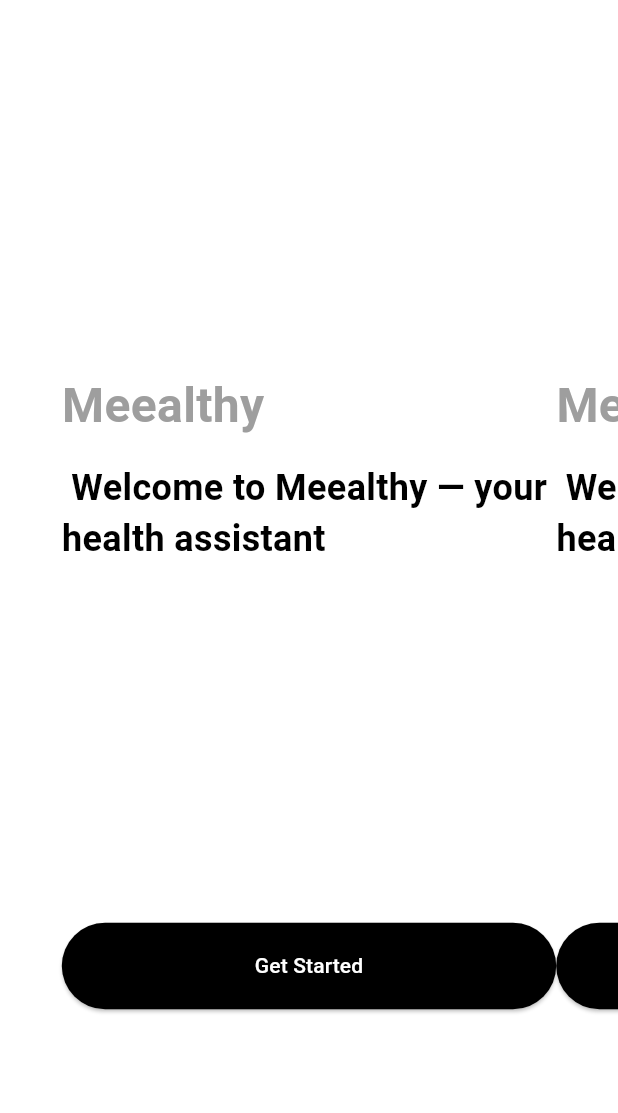
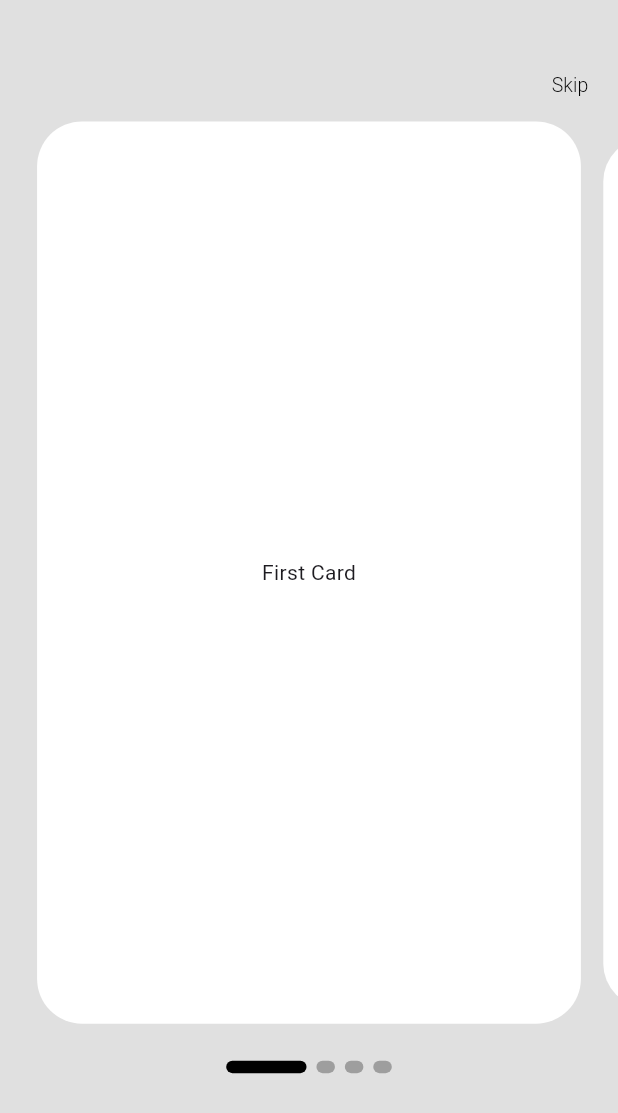
Before and after one commit to pashaxd/meealthy, a Flutter app: the screen it shows after launch, after a tap on "Get Started", on a phone screen of 412 x 824 dp. Shown: the top 1113 px of the screen. Run offline on Flutter 3.47's test engine with Material 3 defaults, Android fonts, the phone set to English and light mode, and no system bars; drawn by our look-alikes of carousel_slider; our stand-ins replace get.

Commit message:
finished slider

```diff
--- a/lib/features/auth_feature/bloc/auth_bloc.dart
+++ /dev/null
@@ -1,13 +0,0 @@
-import 'package:bloc/bloc.dart';
-import 'package:meta/meta.dart';
-
-part 'auth_event.dart';
-part 'auth_state.dart';
-
-class AuthBloc extends Bloc<AuthEvent, AuthState> {
-  AuthBloc() : super(AuthInitial()) {
-    on<AuthEvent>((event, emit) {
-      // TODO: implement event handler
-    });
-  }
-}
--- a/lib/features/auth_feature/bloc/auth_event.dart
+++ /dev/null
@@ -1,4 +0,0 @@
-part of 'auth_bloc.dart';
-
-@immutable
-sealed class AuthEvent {}
--- a/lib/features/auth_feature/bloc/auth_state.dart
+++ /dev/null
@@ -1,6 +0,0 @@
-part of 'auth_bloc.dart';
-
-@immutable
-sealed class AuthState {}
-
-final class AuthInitial extends AuthState {}
--- /dev/null
+++ b/lib/features/auth_feature/presentation/screen/auth_screen.dart
@@ -0,0 +1,67 @@
+import 'package:flutter/material.dart';
+import 'package:meealthy/features/auth_feature/presentation/screen/slider.dart';
+
+import '../../../../utils/buttons/buttons.dart';
+import '../../../../utils/text_styles/text_styles.dart';
+
+class AuthScreen extends StatelessWidget {
+  const AuthScreen({super.key});
+
+  @override
+  Widget build(BuildContext context) {
+    return Scaffold(
+      backgroundColor: Colors.grey[300],
+      body: SafeArea(
+        child: Center(
+          child: Container(
+            padding: EdgeInsets.only(
+              top: MediaQuery.of(context).size.height * 0.25,
+            ),
+            height: MediaQuery.of(context).size.height * 0.8,
+
+            child: SizedBox(
+              width: MediaQuery.of(context).size.width * 0.8,
+
+              child: Column(
+                children: [
+                  Column(
+                    spacing: 15,
+                    crossAxisAlignment: CrossAxisAlignment.start,
+                    children: [
+                      Text('Meealthy', style: TextStyles.defaultBigGreyStyle),
+                      Text(
+                        'Welcome to Meealthy — your health assistant',
+                        style: TextStyles.defaultStyle,
+                      ),
+                    ],
+                  ),
+                  SizedBox(height: MediaQuery.of(context).size.height * 0.32),
+                  DefButton(
+                    Button: ElevatedButton(
+                      style: ButtonStyle(
+                        backgroundColor: WidgetStatePropertyAll(Colors.black),
+                      ),
+                      onPressed: () {
+                        Navigator.of(context).push(
+                          MaterialPageRoute(
+                            builder: (context) => SliderScreen(),
+                          ),
+                        );
+                      },
+                      child: Text(
+                        'Get Started',
+                        style: TextStyles.defaultButtonStyle,
+                      ),
+                    ),
+                  ),
+                ],
+              ),
+            ),
+          ),
+        ),
+      ),
+    );
+  }
+}
+
+void navigation(context) {}
--- /dev/null
+++ b/lib/features/auth_feature/presentation/screen/slider.dart
@@ -0,0 +1,113 @@
+import 'package:carousel_slider/carousel_slider.dart';
+import 'package:flutter/material.dart';
+import 'package:get/get.dart';
+import 'package:meealthy/utils/buttons/buttons.dart';
+import 'package:meealthy/utils/text_styles/text_styles.dart';
+
+import '../widgets/scroll_point.dart';
+import '../widgets/slider_card.dart';
+
+class SliderScreen extends StatelessWidget {
+  SliderScreen({super.key});
+
+  final card = 1.obs;
+  final CarouselSliderController carouselController = CarouselSliderController();
+  final List<String> cardTexts = [
+    'First Card',
+    'Second Card',
+    'Third Card',
+    'Fourth Card',
+  ];
+
+  @override
+  Widget build(BuildContext context) {
+    return Scaffold(
+      backgroundColor: Colors.grey[300],
+      body: Column(
+        children: [
+          SizedBox(height: MediaQuery.of(context).size.height * 0.04),
+          Row(
+            mainAxisAlignment: MainAxisAlignment.end,
+            children: [
+              TextButton(
+                onPressed: () {
+                  carouselController.jumpToPage(cardTexts.length - 1);
+                },
+                child: Text('Skip', style: TextStyles.defaultLittleStyle),
+                style: ButtonStyle(
+                  overlayColor: MaterialStateProperty.all(Colors.transparent), // Убирает фон при нажатии
+                ),
+              ),
+            ],
+          ),
+          CarouselSlider(
+            items:
+                cardTexts.map((text) {
+                  return Builder(
+                    builder: (BuildContext context) {
+                      return Container(child: SliderCard(text: text));
+                    },
+                  );
+                }).toList(),
+            carouselController: carouselController,
+            options: CarouselOptions(
+
+              height: MediaQuery.of(context).size.height * 0.73,
+              viewportFraction: 0.9,
+              enlargeCenterPage: true,
+              enlargeFactor: 0.15,
+              enableInfiniteScroll: false,
+              onPageChanged: (index, reason) {
+                card.value =  index + 1; // Update the observable
+              },
+            ),
+          ),
+
+          SizedBox(height: MediaQuery.of(context).size.height * 0.03),
+          SizedBox(
+            width: MediaQuery.of(context).size.width * 0.3,
+            child: Row(
+              mainAxisAlignment: MainAxisAlignment.spaceEvenly,
+              children: List.generate(cardTexts.length, (index) {
+                return Obx(
+                  () => // Wrap only the ScrollPoint in Obx
+                      ScrollPoint(index: card.value, requiredIndex: index + 1),
+                );
+              }),
+            ),
+          ),
+          SizedBox(height: MediaQuery.of(context).size.height * 0.03),
+          Obx(
+            () => AnimatedContainer(
+              width:
+                  card.value == 4
+                      ? MediaQuery.of(context).size.width * 0.8
+                      : MediaQuery.of(context).size.width * 0.31,
+              duration: Duration(milliseconds: 500),
+
+              child:
+                  card.value == 4
+                      ? DefButton(
+                        Button: ElevatedButton(
+                          style: ButtonStyle(
+                            backgroundColor: MaterialStateProperty.all(
+                              Colors.black,
+                            ),
+                          ),
+                          onPressed: () {
+                            // Add your onPressed logic here
+                          },
+                          child: Text(
+                            'Okay! Start',
+                            style: TextStyles.defaultButtonStyle,
+                          ),
+                        ),
+                      )
+                      : Container(),
+            ),
+          ),
+        ],
+      ),
+    );
+  }
+}
--- /dev/null
+++ b/lib/features/auth_feature/presentation/widgets/scroll_point.dart
@@ -0,0 +1,24 @@
+import 'package:flutter/material.dart';
+
+class ScrollPoint extends StatelessWidget {
+  final index;
+  final int requiredIndex;
+
+  ScrollPoint({super.key, required this.index, required this.requiredIndex});
+
+  @override
+  Widget build(BuildContext context) {
+    return AnimatedContainer(
+      height: MediaQuery.of(context).size.height * 0.01,
+      width:
+          index == requiredIndex
+              ? MediaQuery.of(context).size.width * 0.13
+              : MediaQuery.of(context).size.width * 0.03,
+      decoration: BoxDecoration(
+        borderRadius: BorderRadius.circular(20),
+        color: index == requiredIndex ? Colors.black : Colors.grey,
+      ),
+      duration: Duration(milliseconds: 350),
+    );
+  }
+}
--- /dev/null
+++ b/lib/features/auth_feature/presentation/widgets/slider_card.dart
@@ -0,0 +1,27 @@
+import 'package:flutter/material.dart';
+
+class SliderCard extends StatelessWidget {
+  final String text;
+
+  SliderCard({super.key, required this.text});
+
+  @override
+  Widget build(BuildContext context) {
+    return Padding(
+      padding: EdgeInsets.only(
+          // top: MediaQuery.of(context).size.height * 0,1,
+      left: MediaQuery.of(context).size.width * 0.01,
+      right: MediaQuery.of(context).size.width * 0.01),
+      child: Container(
+
+        decoration: BoxDecoration(
+          color: Colors.white,
+          borderRadius: BorderRadius.circular(30),
+        ),
+
+
+        child: Center(child: Text(text)),
+      ),
+    );
+  }
+}
--- a/lib/features/auth_feature/screen/auth_screen.dart
+++ /dev/null
@@ -1,46 +0,0 @@
-import 'package:carousel_slider/carousel_slider.dart';
-import 'package:flutter/material.dart';
-import 'package:meealthy/features/auth_feature/widgets/main_text.dart';
-import 'package:meealthy/utils/buttons/buttons.dart';
-
-import 'package:meealthy/utils/text_styles/text_styles.dart';
-
-class AuthScreen extends StatelessWidget {
-  const AuthScreen({super.key});
-
-  @override
-  Widget build(BuildContext context) {
-    return Scaffold(
-      backgroundColor: Colors.white,
-      body: SafeArea(
-        child: Center(
-          child: Container(
-            padding: EdgeInsets.only(
-              top: MediaQuery.of(context).size.height * 0.2,
-
-            ),
-            height: MediaQuery.of(context).size.height * 0.8,
-
-            child: CarouselSlider(
-              items:
-                  [MainText(), MainText(), MainText()].map((item) {
-                    return Builder(
-                      builder: (BuildContext context) {
-                        return
-                           Container(
-
-                            child: item,
-                          );
-                      },
-                    );
-                  }).toList(),
-              options: CarouselOptions(
-                height: MediaQuery.of(context).size.height * 0.8,
-              ),
-            ),
-          ),
-        ),
-      ),
-    );
-  }
-}
--- a/lib/features/auth_feature/widgets/main_text.dart
+++ /dev/null
@@ -1,36 +0,0 @@
-import 'package:flutter/material.dart';
-
-import '../../../utils/buttons/buttons.dart';
-import '../../../utils/text_styles/text_styles.dart';
-
-class MainText extends StatelessWidget {
-  MainText ({super.key});
-
-  @override
-  Widget build(BuildContext context) {
-    return
-   SizedBox(
-
-     width: MediaQuery.of(context).size.width*0.9,
-
-     child: Column(
-        children: [
-            Column(
-              spacing: 15,
-              crossAxisAlignment: CrossAxisAlignment.start,
-              children: [
-                Text('Meealthy', style: TextStyles.defaultBigGreyStyle),
-                Text(
-                    ' Welcome to Meealthy — your health assistant',
-                    style: TextStyles.defaultStyle,
-                  ),
-                ],
-               ),
-                 SizedBox(height: MediaQuery.of(context).size.height * 0.29),
-                 DefButton(text: 'Get Started', function: () {}),
-              ],
-
-      ),
-   );
-     }
-}
--- a/lib/main.dart
+++ b/lib/main.dart
@@ -1,5 +1,6 @@
 import 'package:flutter/material.dart';
-import 'package:meealthy/features/auth_feature/screen/auth_screen.dart';
+
+import 'features/auth_feature/presentation/screen/auth_screen.dart';
 
 void main() {
   runApp(const MyApp());
@@ -10,6 +11,7 @@ class MyApp extends StatelessWidget {
   @override
   Widget build(BuildContext context) {
     return MaterialApp(
+
       debugShowCheckedModeBanner: false,
       home: AuthScreen(),
     );
--- a/lib/utils/buttons/buttons.dart
+++ b/lib/utils/buttons/buttons.dart
@@ -3,22 +3,15 @@ import 'package:meealthy/utils/text_styles/text_styles.dart';
 
 
 class DefButton extends StatelessWidget {
-  final String text;
-  final Function function;
-  DefButton({super.key, required this.text, required this.function});
+  Widget Button;
+  DefButton({super.key, required this.Button});
 
   @override
   Widget build(BuildContext context) {
     return SizedBox(
       width: MediaQuery.of(context).size.width*0.9,
       height: MediaQuery.of(context).size.height*0.07,
-      child: ElevatedButton(
-          style: ButtonStyle(
-            backgroundColor: WidgetStatePropertyAll(Colors.black),
-          ),
-          onPressed: () {},
-          child: Text(text,style: TextStyles.defaultButtonStyle),
-      ),
+      child: Button,
     );
   }
 }
--- a/lib/utils/text_styles/text_styles.dart
+++ b/lib/utils/text_styles/text_styles.dart
@@ -7,6 +7,11 @@ class TextStyles {
     fontSize: 14,
     fontWeight: FontWeight.w500,
     color: Colors.white,
+  );
+  static TextStyle defaultLittleStyle = TextStyle(
+    fontSize: 13,
+    fontWeight: FontWeight.w300,
+    color: Colors.black,
   );
   static TextStyle defaultStyle = TextStyle(
     fontSize: 24,
--- a/pubspec.yaml
+++ b/pubspec.yaml
@@ -35,7 +35,7 @@ dependencies:
   # Use with the CupertinoIcons class for iOS style icons.
   cupertino_icons: ^1.0.8
   carousel_slider: ^5.0.0
-  bloc:
+  get:
 dev_dependencies:
   flutter_test:
     sdk: flutter
```
Also changed, not shown: pubspec.lock.
